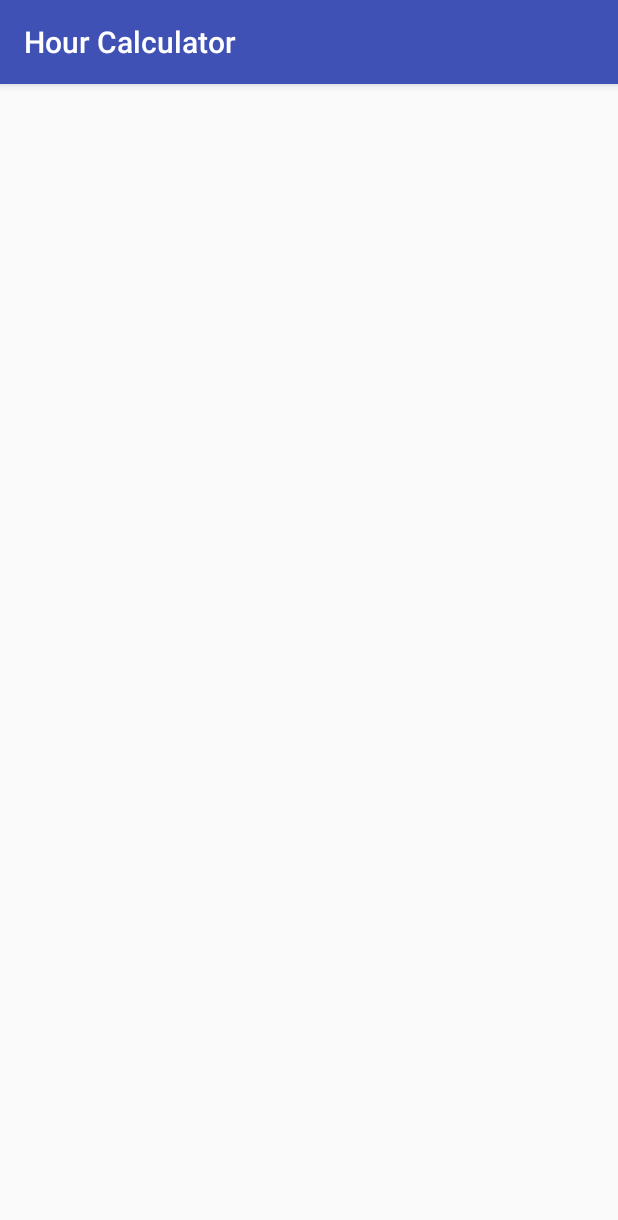
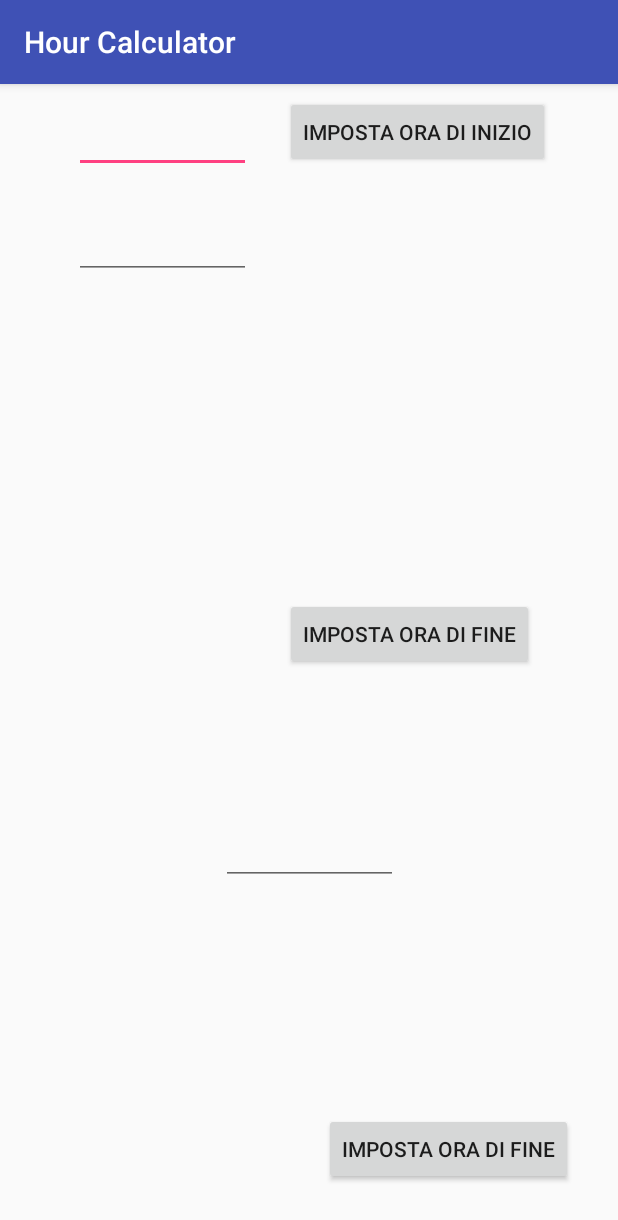
Before and after one commit to AlexPagnotta/hourCalculator, an Android app: the AddHoursActivity screen opened directly, with no data from a screen before it, on a phone screen of 412 x 824 dp. Shown: the top 1220 px of the screen. Run offline under Robolectric (Android 15) with nearby library versions, the phone set to English and light mode, and no system bars.

Commit message:
Add addHoursActivity UI

```diff
--- a/app/src/main/res/layout/activity_add_hours.xml
+++ b/app/src/main/res/layout/activity_add_hours.xml
@@ -6,4 +6,91 @@
     android:layout_height="match_parent"
     tools:context="com.example.alex.hourcalculator.AddHoursActivity">
 
+    <Button
+        android:id="@+id/setStartHourBtn"
+        android:layout_height="wrap_content"
+        android:layout_width="wrap_content"
+        android:text="Imposta ora di inizio"
+        android:layout_marginBottom="39dp"
+        app:layout_constraintBottom_toTopOf="@+id/setEndHourBtn"
+        app:layout_constraintTop_toTopOf="parent"
+        android:layout_marginTop="8dp"
+        app:layout_constraintVertical_bias="0.0"
+        android:layout_marginRight="6dp"
+        app:layout_constraintRight_toRightOf="parent"
+        android:layout_marginLeft="8dp"
+        app:layout_constraintLeft_toLeftOf="parent"
+        app:layout_constraintHorizontal_bias="0.823" />
+
+    <Button
+        android:id="@+id/setEndHourBtn"
+        android:layout_height="wrap_content"
+        android:layout_width="wrap_content"
+        android:text="Imposta ora di fine"
+        app:layout_constraintBottom_toBottomOf="parent"
+        android:layout_marginBottom="34dp"
+        android:layout_marginRight="8dp"
+        app:layout_constraintRight_toRightOf="parent"
+        android:layout_marginLeft="8dp"
+        app:layout_constraintLeft_toLeftOf="parent"
+        app:layout_constraintHorizontal_bias="0.905" />
+
+    <Button
+        android:id="@+id/saveHours"
+        android:layout_width="wrap_content"
+        android:layout_height="wrap_content"
+        android:layout_marginBottom="377dp"
+        android:layout_marginLeft="8dp"
+        android:layout_marginRight="8dp"
+        android:text="Imposta ora di fine"
+        app:layout_constraintBottom_toBottomOf="parent"
+        app:layout_constraintHorizontal_bias="0.792"
+        app:layout_constraintLeft_toLeftOf="parent"
+        app:layout_constraintRight_toRightOf="parent" />
+
+    <EditText
+        android:id="@+id/startTimeTxt"
+        android:layout_width="118dp"
+        android:layout_height="43dp"
+        android:layout_marginLeft="8dp"
+        android:layout_marginRight="8dp"
+        android:ems="10"
+        android:inputType="time"
+        app:layout_constraintLeft_toLeftOf="parent"
+        app:layout_constraintRight_toLeftOf="@+id/setStartHourBtn"
+        android:layout_marginTop="16dp"
+        app:layout_constraintHorizontal_bias="0.735"
+        app:layout_constraintTop_toTopOf="parent" />
+
+    <EditText
+        android:id="@+id/endTimeTxt"
+        android:layout_width="118dp"
+        android:layout_height="43dp"
+        android:layout_marginLeft="8dp"
+        android:layout_marginRight="8dp"
+        android:ems="10"
+        android:inputType="time"
+        app:layout_constraintLeft_toLeftOf="parent"
+        app:layout_constraintRight_toLeftOf="@+id/setStartHourBtn"
+        android:layout_marginTop="27dp"
+        app:layout_constraintHorizontal_bias="0.735"
+        app:layout_constraintTop_toBottomOf="@+id/startTimeTxt" />
+
+    <EditText
+        android:id="@+id/finalTimeTxt"
+        android:layout_width="118dp"
+        android:layout_height="43dp"
+        android:ems="10"
+        android:inputType="time"
+        android:layout_marginLeft="8dp"
+        app:layout_constraintLeft_toLeftOf="parent"
+        android:layout_marginRight="8dp"
+        app:layout_constraintRight_toRightOf="parent"
+        app:layout_constraintBottom_toBottomOf="parent"
+        android:layout_marginBottom="234dp"
+        android:layout_marginTop="8dp"
+        app:layout_constraintTop_toBottomOf="@+id/button4"
+        app:layout_constraintVertical_bias="1.0" />
+
+
 </android.support.constraint.ConstraintLayout>
```
